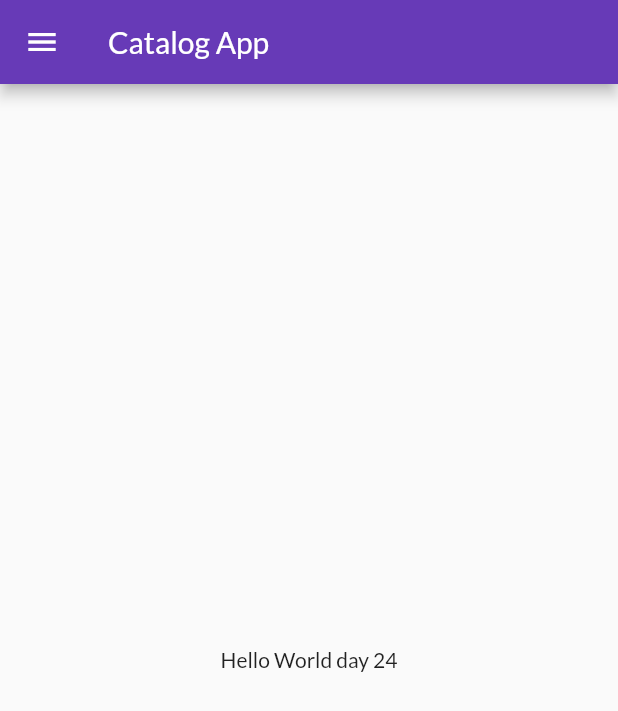
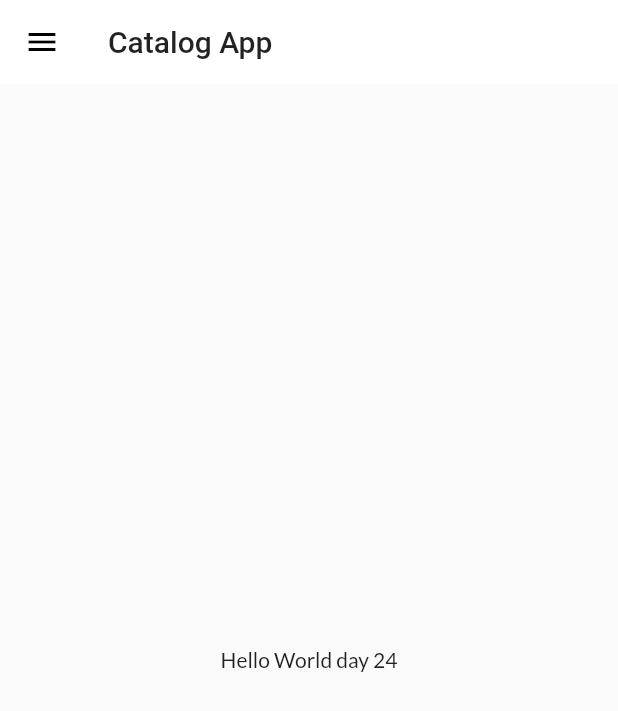
Before and after one commit to sarthakroy988/learnFlutter, a Flutter app: the screen it shows after launch, on a phone screen of 412 x 824 dp. Shown: the top 711 px of the screen. Run offline on Flutter 3.47's test engine with Material 2 defaults, Android fonts, the phone set to English and light mode, and no system bars; our stand-ins replace google_fonts.

Commit message:
day 10: extract theme

```diff
--- a/lib/main.dart
+++ b/lib/main.dart
@@ -1,8 +1,8 @@
 import "package:flutter/material.dart";
 import 'package:flutter_catalog/pages/home_page.dart';
 import 'package:flutter_catalog/pages/login_page.dart';
-import 'package:google_fonts/google_fonts.dart';
 import 'package:flutter_catalog/utils/routes.dart';
+import 'package:flutter_catalog/widget/themes.dart';
 
 void main() {
   runApp(const MyApp());
@@ -16,13 +16,8 @@ class MyApp extends StatelessWidget {
     return MaterialApp(
       // home: const HomePage(),
       themeMode: ThemeMode.light,
-      theme: ThemeData(
-        primarySwatch: Colors.deepPurple,
-        fontFamily: GoogleFonts.lato().fontFamily,
-      ),
-      darkTheme: ThemeData(
-        brightness: Brightness.dark,
-      ),
+      theme: MyTheme.lightTheme(context),
+      darkTheme: MyTheme.darkTheme(context),
       debugShowCheckedModeBanner: false,
       initialRoute: MyRoutes.homeRoute,
       routes: {
--- /dev/null
+++ b/lib/widget/themes.dart
@@ -0,0 +1,20 @@
+import 'package:flutter/material.dart';
+import 'package:google_fonts/google_fonts.dart';
+
+class MyTheme {
+  static ThemeData lightTheme(BuildContext context) => ThemeData(
+        primarySwatch: Colors.deepPurple,
+        fontFamily: GoogleFonts.lato().fontFamily,
+        appBarTheme: AppBarTheme(
+          backgroundColor: Colors.white,
+          elevation: 0.0,
+          iconTheme: const IconThemeData(color: Colors.black),
+          toolbarTextStyle: Theme.of(context).textTheme.bodyText2,
+          titleTextStyle: Theme.of(context).textTheme.headline6,
+        ),
+      );
+
+  static ThemeData darkTheme(BuildContext context) => ThemeData(
+        brightness: Brightness.dark,
+      );
+}
```
